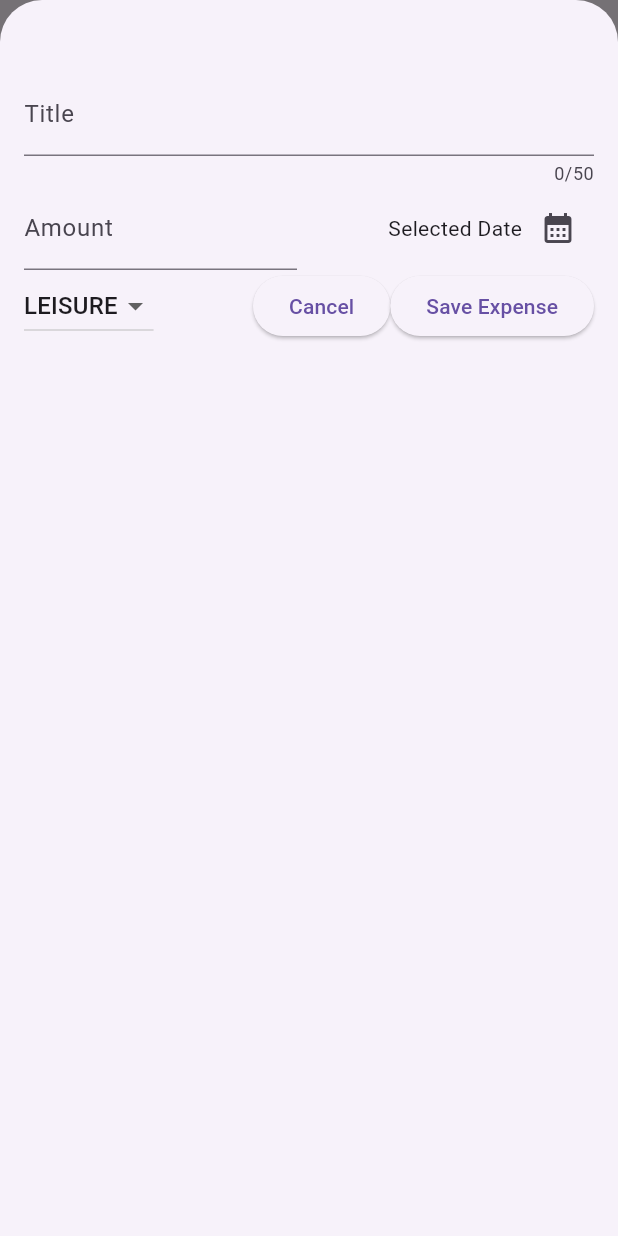
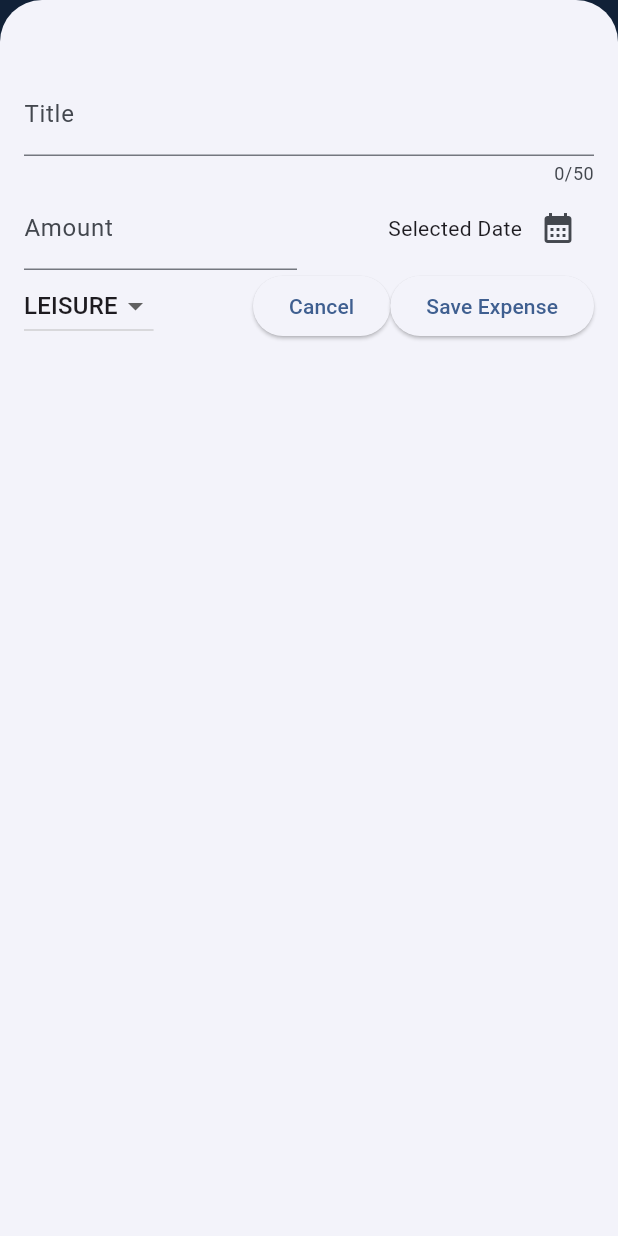
Before and after one commit to BenNassimi/expense_tracker, a Flutter app: the screen it shows after launch, after a tap on the "add" icon, on a phone screen of 412 x 824 dp. Run offline on Flutter 3.47's test engine with Material 3 defaults, Android fonts, the phone set to English and light mode, and no system bars.

Commit message:
added deleting expeses and themeing

```diff
--- a/lib/main.dart
+++ b/lib/main.dart
@@ -1,10 +1,24 @@
 import 'package:expense_tracker/widgets/expenses.dart';
 import 'package:flutter/material.dart';
 
+var kColorScheme = ColorScheme.fromSeed(
+  seedColor: const Color.fromARGB(255, 9, 99, 190),
+);
+
 void main() {
   runApp(
-    const MaterialApp(
+    MaterialApp(
+      theme: ThemeData().copyWith(
+        colorScheme: kColorScheme,
+        appBarTheme: const AppBarTheme().copyWith(
+            backgroundColor: kColorScheme.onPrimaryContainer,
+            foregroundColor: kColorScheme.primaryContainer),
+        cardTheme: CardTheme().copyWith(
+          color: kColorScheme.secondaryContainer,
+          margin: const EdgeInsets.symmetric(horizontal: 16, vertical: 8),
+        ),
+      ),
       home: Expenses(),
-    )
+    ),
   );
 }
--- a/lib/widgets/expenses.dart
+++ b/lib/widgets/expenses.dart
@@ -30,6 +30,25 @@ class _ExpensesState extends State<Expenses> {
     });
   }
 
+  void _removeExpense(Expense expense) {
+    int expenseIndex = _registeredExpenses.indexOf(expense);
+    setState(() {
+      _registeredExpenses.remove(expense);
+    });
+    ScaffoldMessenger.of(context).showSnackBar(
+      SnackBar(
+          duration: Duration(seconds: 3),
+          content: Text('Expense Removed'),
+          action: SnackBarAction(
+              label: 'Undo',
+              onPressed: () {
+                setState(() {
+                  _registeredExpenses.insert(expenseIndex, expense);
+                });
+              })),
+    );
+  }
+
   final List<Expense> _registeredExpenses = [
     Expense(
         title: 'Cheeseburger',
@@ -44,6 +63,15 @@ class _ExpensesState extends State<Expenses> {
   ];
   @override
   Widget build(BuildContext context) {
+    Widget mainContent = const Center(
+      child: Text('No ExpensesFound. Click + to add'),
+    );
+    if (_registeredExpenses.isNotEmpty) {
+      mainContent = ExpensesList(
+        expenses: _registeredExpenses,
+        onRemoveExpense: _removeExpense,
+      );
+    }
     return Scaffold(
       appBar: AppBar(
         title: const Text("Expense Tracker"),
@@ -57,9 +85,7 @@ class _ExpensesState extends State<Expenses> {
       body: Column(
         children: [
           Text("Chart"),
-          Expanded(
-            child: ExpensesList(expenses: _registeredExpenses),
-          ),
+          Expanded(child: mainContent),
         ],
       ),
     );
--- a/lib/widgets/expenses_list/expenses_list.dart
+++ b/lib/widgets/expenses_list/expenses_list.dart
@@ -3,13 +3,21 @@ import 'package:expense_tracker/widgets/expenses_list/expense_item.dart';
 import 'package:flutter/material.dart';
 
 class ExpensesList extends StatelessWidget {
-  const ExpensesList({super.key, required this.expenses});
+  const ExpensesList(
+      {super.key, required this.expenses, required this.onRemoveExpense});
+  final Function onRemoveExpense;
   final List<Expense> expenses;
   @override
   Widget build(BuildContext context) {
     return ListView.builder(
       itemCount: expenses.length,
-      itemBuilder: (ctx, index) => ExpenseItem(expense: expenses[index]),
+      itemBuilder: (ctx, index) => Dismissible(
+        key: ValueKey(expenses[index]),
+        onDismissed: (direction) {
+          onRemoveExpense(expenses[index]);
+        },
+        child: ExpenseItem(expense: expenses[index]),
+      ),
     );
   }
 }
```
